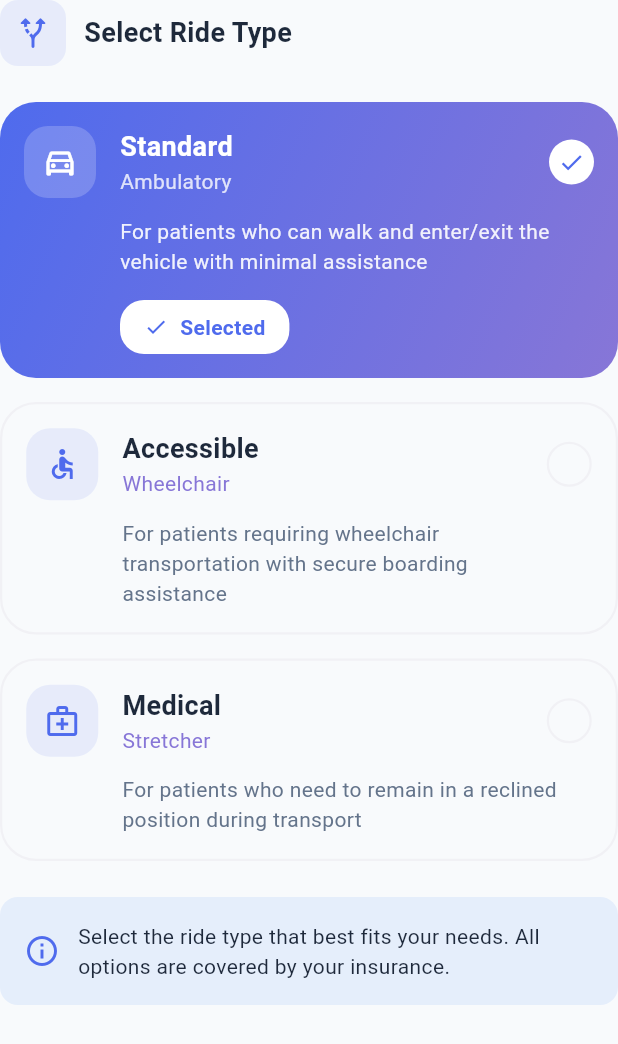
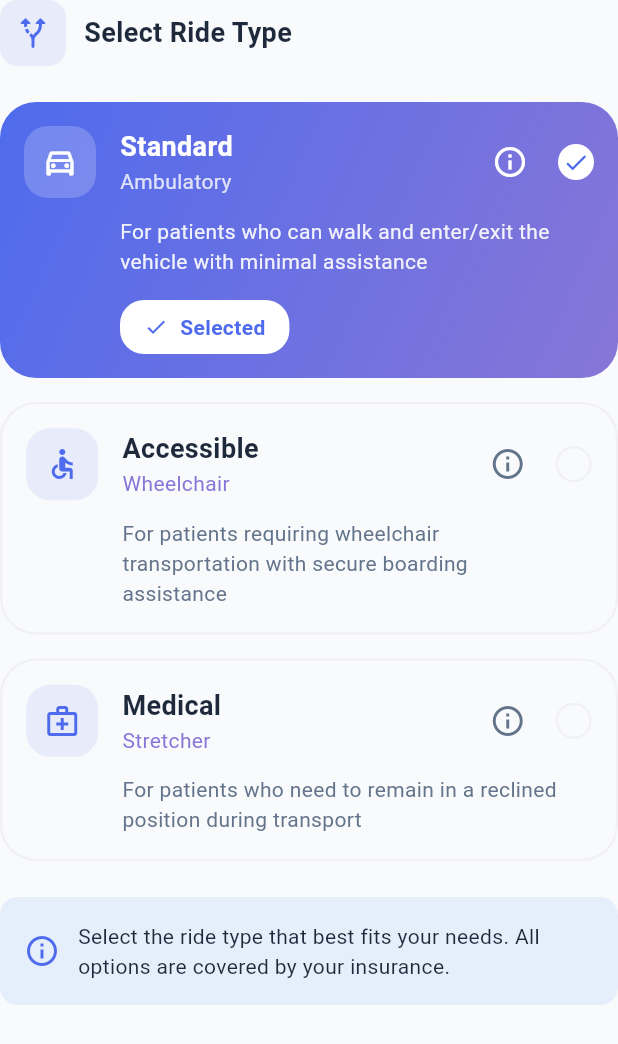
Before and after one commit to Jossyboydgenius/Healthride, a Flutter app: the RideTypeStep widget shown alone on an empty page, opened directly with empty values, on a phone screen of 412 x 824 dp. Shown: the top 1044 px of the screen. Run offline on Flutter 3.47's test engine with Material 3 defaults, Android fonts, the phone set to English and light mode, and no system bars; our stand-ins replace google_maps_flutter, image_picker, location; accounts and stored records are empty; Roboto replaces fonts that are missing (SF Pro Display); project files that could hold a hidden picture were left out.

Commit message:
Enhance RideTypeStep by integrating RideTypeInfoDialog for detailed ride type information display, improving user interaction during ride selection.

```diff
--- a/lib/src/widgets/home/booking_steps/ride_type_step.dart
+++ b/lib/src/widgets/home/booking_steps/ride_type_step.dart
@@ -1,6 +1,7 @@
 import 'package:flutter/material.dart';
 import '../../../constants/app_color.dart';
 import '../../../models/ride_type.dart';
+import '../ride_type_info_dialog.dart';
 
 /// A step for selecting the ride type
 class RideTypeStep extends StatelessWidget {
@@ -58,6 +59,7 @@ class RideTypeStep extends StatelessWidget {
           icon: Icons.directions_car_outlined,
           isSelected: selectedType == RideType.ambulatory,
           onTap: () => onTypeSelected(RideType.ambulatory),
+          rideType: RideType.ambulatory,
         ),
 
         const SizedBox(height: 16),
@@ -71,6 +73,7 @@ class RideTypeStep extends StatelessWidget {
           icon: Icons.accessible_outlined,
           isSelected: selectedType == RideType.wheelchair,
           onTap: () => onTypeSelected(RideType.wheelchair),
+          rideType: RideType.wheelchair,
         ),
 
         const SizedBox(height: 16),
@@ -84,6 +87,7 @@ class RideTypeStep extends StatelessWidget {
           icon: Icons.medical_services_outlined,
           isSelected: selectedType == RideType.stretcher,
           onTap: () => onTypeSelected(RideType.stretcher),
+          rideType: RideType.stretcher,
         ),
 
         const SizedBox(height: 24),
@@ -140,6 +144,9 @@ class _RideTypeOption extends StatelessWidget {
   /// Callback when this option is tapped
   final VoidCallback onTap;
 
+  /// The ride type
+  final RideType rideType;
+
   /// Creates a ride type option
   const _RideTypeOption({
     Key? key,
@@ -149,6 +156,7 @@ class _RideTypeOption extends StatelessWidget {
     required this.icon,
     required this.isSelected,
     required this.onTap,
+    required this.rideType,
   }) : super(key: key);
 
   @override
@@ -232,13 +240,36 @@ class _RideTypeOption extends StatelessWidget {
                         ),
                       ],
                     ),
+                    Row(
+                      mainAxisSize: MainAxisSize.min,
+                      children: [
+                        IconButton(
+                          icon: Icon(
+                            Icons.info_outline,
+                            size: 24,
+                            color: isSelected
+                                ? Colors.white
+                                : AppColor.textMediumGray,
+                          ),
+                          onPressed: () {
+                            showDialog(
+                              context: context,
+                              builder: (context) => RideTypeInfoDialog(
+                                rideType: rideType,
+                                onDismiss: () => Navigator.of(context).pop(),
+                              ),
+                            );
+                          },
+                        ),
+                        const SizedBox(width: 8),
                         Container(
-                      width: 30,
-                      height: 30,
+                          width: 24,
+                          height: 24,
                           decoration: BoxDecoration(
                             shape: BoxShape.circle,
-                        color:
-                            isSelected ? Colors.white : AppColor.backgroundGray,
+                            color: isSelected
+                                ? Colors.white
+                                : AppColor.backgroundGray,
                             border: isSelected
                                 ? null
                                 : Border.all(
@@ -253,6 +284,8 @@ class _RideTypeOption extends StatelessWidget {
                                   size: 18,
                                 )
                               : null,
+                        ),
+                      ],
                     ),
                   ],
                 ),
```
Lines whose indentation alone changed are shown as unchanged.
